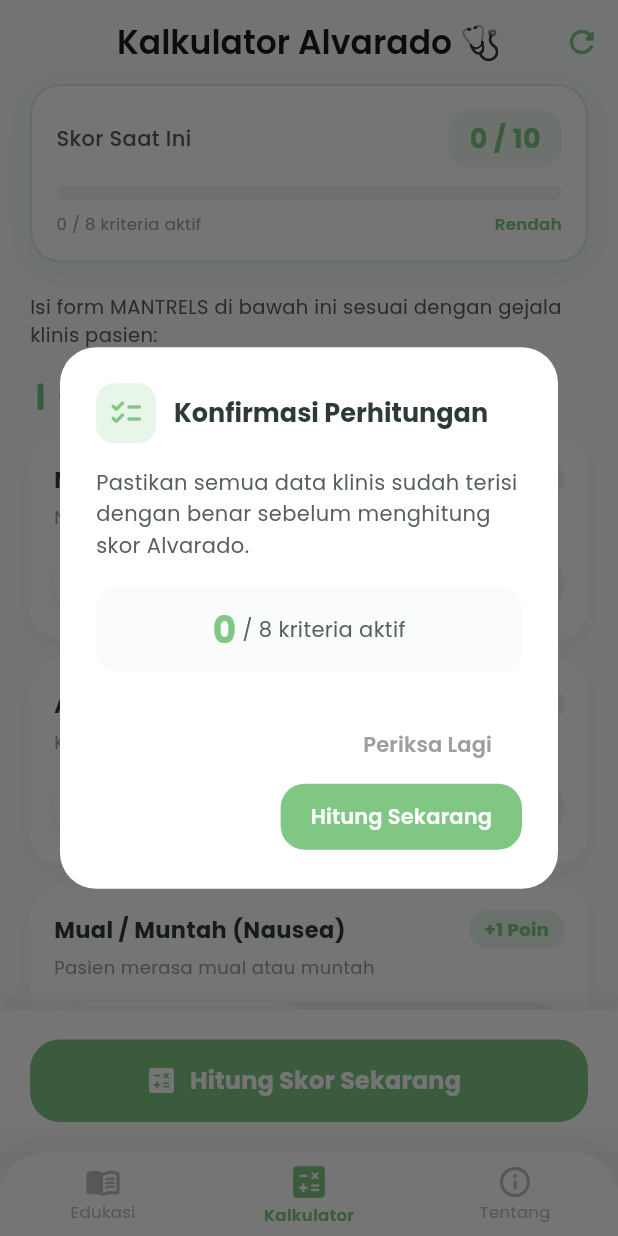
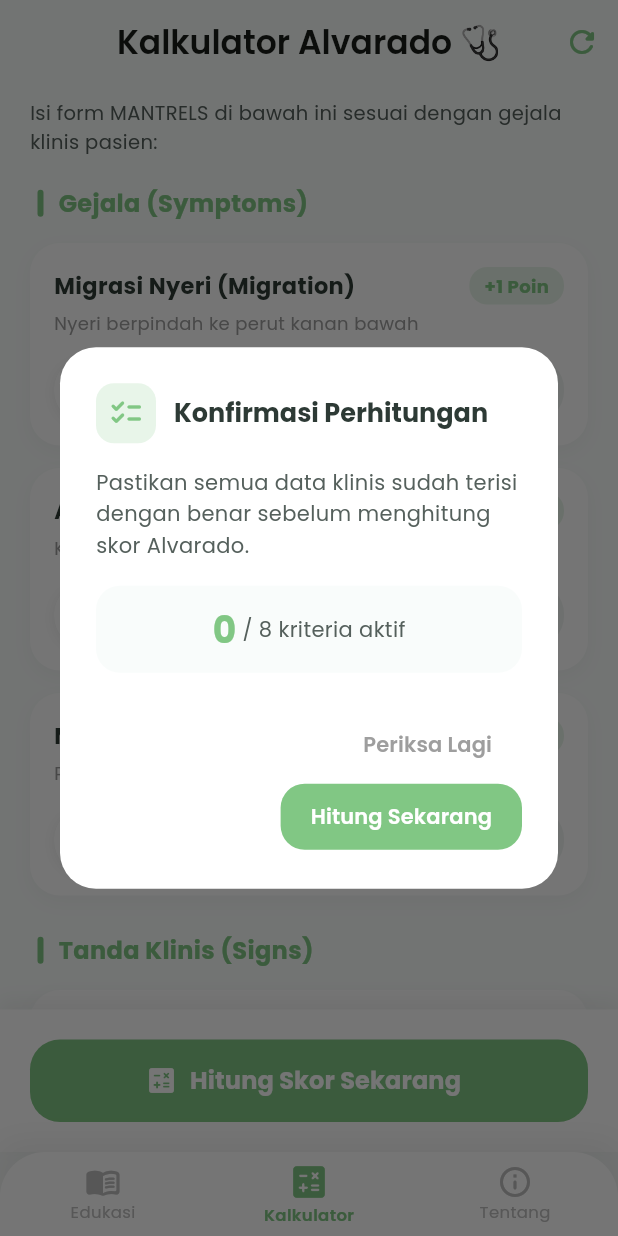
Before and after one commit to Kyura01/Appendidx-App, a Flutter app: the screen it shows after launch, item 2 of the bottom bar chosen, after a tap on "Hitung Skor Sekarang", on a phone screen of 412 x 824 dp. Run offline on Flutter 3.47's test engine with Material 3 defaults, Android fonts, the phone set to English and light mode, and no system bars; our stand-ins replace google_fonts.

Commit message:
FIX : Delete Papan scor and revision in ui

```diff
--- a/lib/main.dart
+++ b/lib/main.dart
@@ -326,16 +326,18 @@ class _MainNavigatorState extends State<MainNavigator> {
             unselectedLabelStyle: GoogleFonts.poppins(fontSize: 11),
             showUnselectedLabels: true,
             elevation: 0,
-            items: const [
+            items: [
               BottomNavigationBarItem(
                 icon: Icon(Icons.menu_book_rounded),
                 activeIcon: Icon(Icons.menu_book_rounded, size: 28),
                 label: 'Edukasi',
               ),
               BottomNavigationBarItem(
-                icon: Icon(Icons.calculate_outlined),
-                activeIcon: Icon(Icons.calculate_rounded, size: 28),
-                label: 'Kalkulator',
+                icon: _selectedIndex == 1
+                    ? const Icon(Icons.calculate_outlined)
+                    : const SizedBox(height: 24),
+                activeIcon: const Icon(Icons.calculate_rounded, size: 28),
+                label: _selectedIndex == 1 ? 'Kalkulator' : '',
               ),
               BottomNavigationBarItem(
                 icon: Icon(Icons.info_outline_rounded),
@@ -361,7 +363,7 @@ class HalamanEdukasi extends StatelessWidget {
     return Scaffold(
       appBar: AppBar(
         title: Text(
-          'Belajar Apendisitis 📚',
+          'Mengenal Usus Buntu',
           style: GoogleFonts.poppins(fontWeight: FontWeight.w600),
         ),
         backgroundColor: Colors.transparent,
@@ -401,7 +403,7 @@ class HalamanEdukasi extends StatelessWidget {
                       crossAxisAlignment: CrossAxisAlignment.start,
                       children: [
                         Text(
-                          'Halo, Nakes! 👋',
+                          'Halo, Teman Sehat!',
                           style: GoogleFonts.poppins(
                             fontSize: 22,
                             fontWeight: FontWeight.bold,
@@ -410,7 +412,7 @@ class HalamanEdukasi extends StatelessWidget {
                         ),
                         const SizedBox(height: 8),
                         Text(
-                          'Mari segarkan kembali ingatan kita tentang Apendisitis sebelum melakukan diagnosa.',
+                          'Mari pelajari lebih lanjut tentang penyakit Apendisitis (Usus Buntu) dan pantau kondisi kesehatan Anda.',
                           style: GoogleFonts.poppins(
                             fontSize: 13,
                             color: Colors.white.withValues(alpha: 0.9),
@@ -599,13 +601,6 @@ class _HalamanKalkulatorState extends State<HalamanKalkulator> {
     if (_leukositosis) count++;
     if (_shiftToLeft) count++;
     return count;
-  }
-
-  Color _getScoreColor(int skor) {
-    if (skor <= 4) return const Color(0xFF81C784);
-    if (skor <= 6) return const Color(0xFFFFB74D);
-    if (skor <= 8) return const Color(0xFFFF8A65);
-    return const Color(0xFFE57373);
   }
 
   void _resetAll() {
@@ -726,7 +721,9 @@ class _HalamanKalkulatorState extends State<HalamanKalkulator> {
           ElevatedButton(
             onPressed: () {
               Navigator.pop(ctx);
-              _showHasilBottomSheet(_currentScore);
+              int finalScore = _currentScore;
+              _showHasilBottomSheet(finalScore);
+              _resetAll();
             },
             style: ElevatedButton.styleFrom(
               backgroundColor: const Color(0xFF81C784),
@@ -944,8 +941,6 @@ class _HalamanKalkulatorState extends State<HalamanKalkulator> {
 
   @override
   Widget build(BuildContext context) {
-    final scoreColor = _getScoreColor(_currentScore);
-
     return Scaffold(
       appBar: AppBar(
         title: Text(
@@ -965,106 +960,7 @@ class _HalamanKalkulatorState extends State<HalamanKalkulator> {
       ),
       body: Column(
         children: [
-          // Live score indicator
-          Padding(
-            padding: const EdgeInsets.symmetric(horizontal: 20),
-            child: AnimatedContainer(
-              duration: const Duration(milliseconds: 400),
-              curve: Curves.easeInOut,
-              width: double.infinity,
-              padding: const EdgeInsets.all(16),
-              decoration: BoxDecoration(
-                color: Colors.white,
-                borderRadius: BorderRadius.circular(20),
-                boxShadow: [
-                  BoxShadow(
-                    color: scoreColor.withValues(alpha: 0.15),
-                    blurRadius: 15,
-                    offset: const Offset(0, 4),
-                  ),
-                ],
-                border: Border.all(
-                  color: scoreColor.withValues(alpha: 0.3),
-                  width: 1.5,
-                ),
-              ),
-              child: Column(
-                children: [
-                  Row(
-                    mainAxisAlignment: MainAxisAlignment.spaceBetween,
-                    children: [
-                      Text(
-                        'Skor Saat Ini',
-                        style: GoogleFonts.poppins(
-                          fontSize: 14,
-                          fontWeight: FontWeight.w500,
-                          color: const Color(0xFF55605C),
-                        ),
-                      ),
-                      AnimatedContainer(
-                        duration: const Duration(milliseconds: 300),
-                        padding: const EdgeInsets.symmetric(horizontal: 14, vertical: 6),
-                        decoration: BoxDecoration(
-                          color: scoreColor.withValues(alpha: 0.12),
-                          borderRadius: BorderRadius.circular(14),
-                        ),
-                        child: Text(
-                          '$_currentScore / 10',
-                          style: GoogleFonts.poppins(
-                            fontSize: 18,
-                            fontWeight: FontWeight.bold,
-                            color: scoreColor,
-                          ),
-                        ),
-                      ),
-                    ],
-                  ),
-                  const SizedBox(height: 12),
-                  ClipRRect(
-                    borderRadius: BorderRadius.circular(10),
-                    child: TweenAnimationBuilder<double>(
-                      tween: Tween(begin: 0, end: _currentScore / 10),
-                      duration: const Duration(milliseconds: 500),
-                      curve: Curves.easeInOut,
-                      builder: (context, value, _) {
-                        return LinearProgressIndicator(
-                          value: value,
-                          minHeight: 10,
-                          backgroundColor: const Color(0xFFF0F4F2),
-                          valueColor: AlwaysStoppedAnimation<Color>(scoreColor),
-                        );
-                      },
-                    ),
-                  ),
-                  const SizedBox(height: 8),
-                  Row(
-                    mainAxisAlignment: MainAxisAlignment.spaceBetween,
-                    children: [
-                      Text(
-                        '$_activeCount / 8 kriteria aktif',
-                        style: GoogleFonts.poppins(fontSize: 11, color: Colors.grey),
-                      ),
-                      Text(
-                        _currentScore <= 4
-                            ? 'Rendah'
-                            : _currentScore <= 6
-                                ? 'Sedang'
-                                : _currentScore <= 8
-                                    ? 'Tinggi'
-                                    : 'Definitif',
-                        style: GoogleFonts.poppins(
-                          fontSize: 11,
-                          fontWeight: FontWeight.w600,
-                          color: scoreColor,
-                        ),
-                      ),
-                    ],
-                  ),
-                ],
-              ),
-            ),
-          ),
-          const SizedBox(height: 10),
+
 
           Expanded(
             child: SingleChildScrollView(
```
